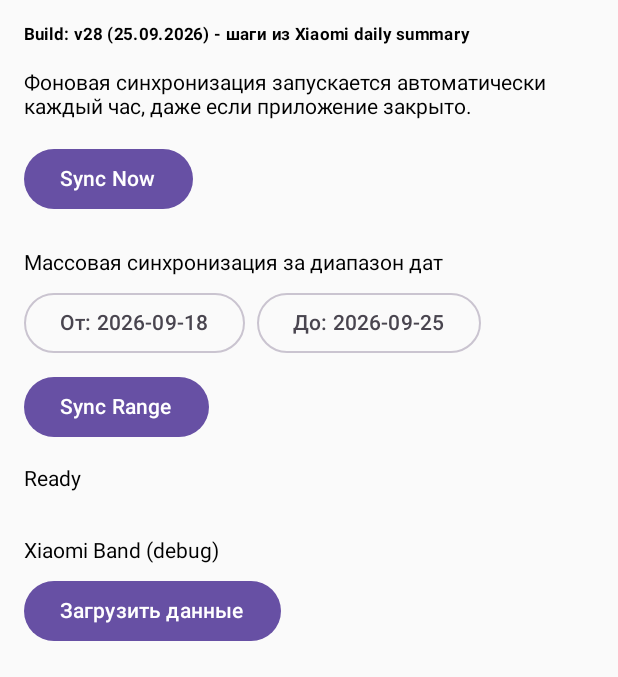
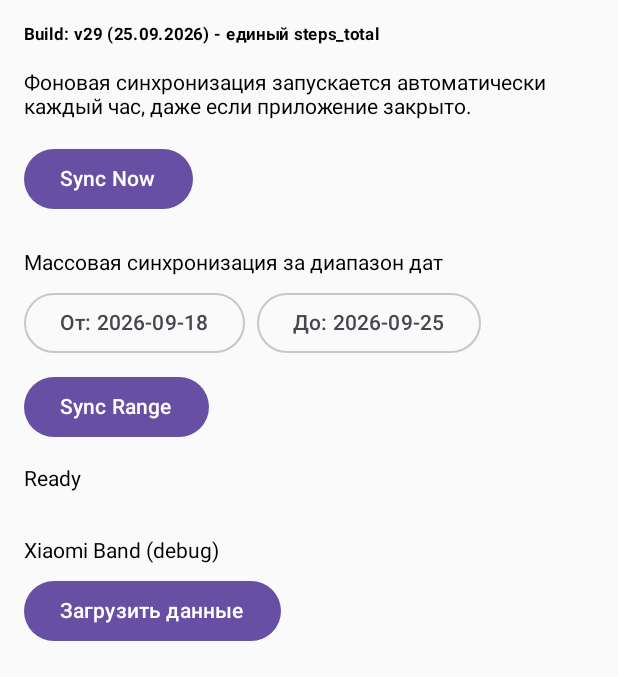
Before and after one commit to vsuh/sleepmon, an Android app built with Jetpack Compose: the screen it shows after launch (MainActivity), on a phone screen of 412 x 824 dp, the part 73-750 px from its top. Run offline under Robolectric (Android 15) with nearby library versions, the light colour scheme and no system bars; libraries missing offline, so code that uses them is left out: androidx.health.connect; pictures from the network do not load; 3 statements that could not run were skipped.

Commit message:
Bump Android build tag for unified steps_total

```diff
--- a/android_sync_app/app/src/main/java/com/example/sleepmonitorsync/MainActivity.kt
+++ b/android_sync_app/app/src/main/java/com/example/sleepmonitorsync/MainActivity.kt
@@ -46,7 +46,7 @@ class MainActivity : ComponentActivity() {
          * 2026-09-15 - see 10-projects/sleep-monitor/task.md "process rule" entry).
          * Format: "vN (ДД.ММ.ГГГГ) - краткое описание изменения".
          */
-        const val APP_BUILD_TAG = "v28 (25.09.2026) - шаги из Xiaomi daily summary"
+        const val APP_BUILD_TAG = "v29 (25.09.2026) - единый steps_total"
     }
 
     private val permissions = setOf(
```
